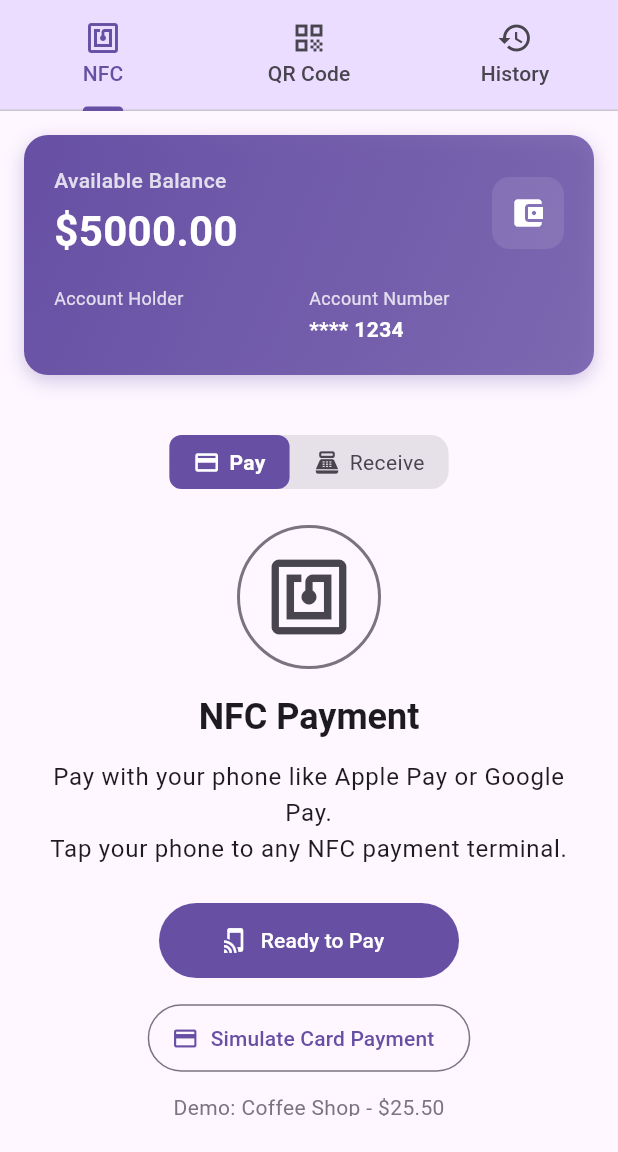
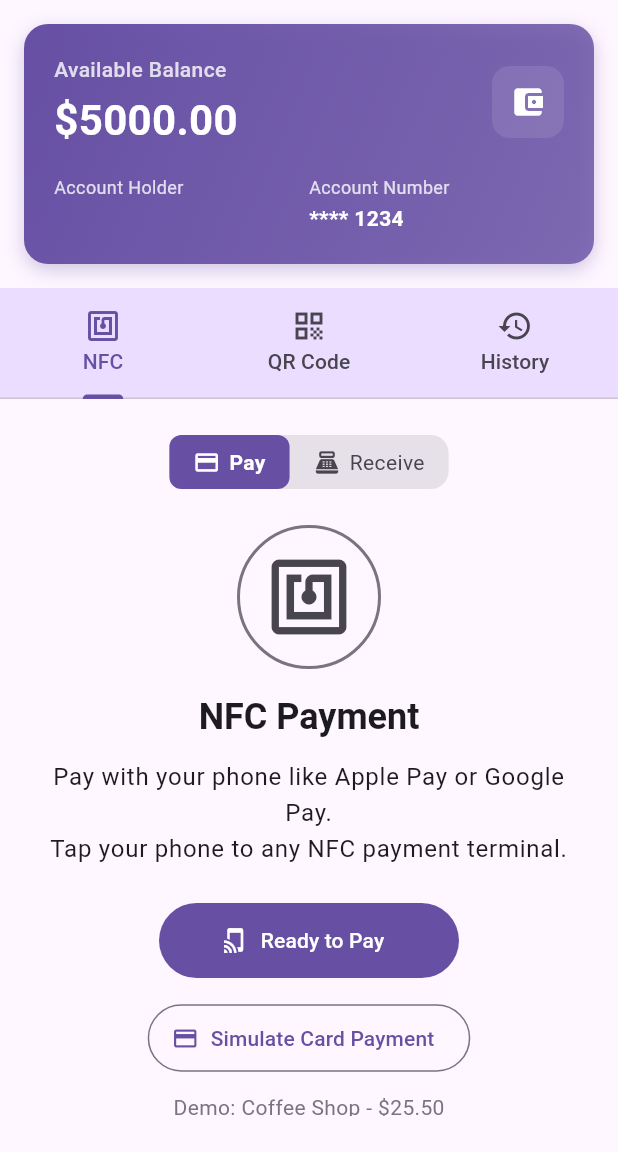
Before and after one commit to hoangpt/digital_banking_flutter, a Flutter app: the PaymentDashboard screen opened by its route, on a phone screen of 412 x 824 dp, the part 84-1236 px from its top. Run offline on Flutter 3.47's test engine with Material 3 defaults, Android fonts, the phone set to English and light mode, and no system bars; our stand-ins replace flutter_riverpod, go_router, qr_flutter; missing offline and left inert: mobile_scanner; accounts and stored records are empty.

```diff
--- a/lib/features/payments/presentation/payment_dashboard.dart
+++ b/lib/features/payments/presentation/payment_dashboard.dart
@@ -99,18 +99,10 @@ class _PaymentDashboardState extends ConsumerState<PaymentDashboard>
             tooltip: 'Sign Out',
           ),
         ],
-        bottom: TabBar(
-          controller: _tabController,
-          tabs: const [
-            Tab(icon: Icon(Icons.nfc), text: 'NFC'),
-            Tab(icon: Icon(Icons.qr_code), text: 'QR Code'),
-            Tab(icon: Icon(Icons.history), text: 'History'),
-          ],
-        ),
       ),
       body: Column(
         children: [
-          // Balance Card
+          // Balance Card - Between AppBar and Tabs
           FutureBuilder<User?>(
             future: authRepo.currentUser(),
             builder: (context, snapshot) {
@@ -119,6 +111,18 @@ class _PaymentDashboardState extends ConsumerState<PaymentDashboard>
               }
               return const SizedBox.shrink();
             },
+          ),
+          // Tab Bar
+          Container(
+            color: Theme.of(context).colorScheme.primaryContainer,
+            child: TabBar(
+              controller: _tabController,
+              tabs: const [
+                Tab(icon: Icon(Icons.nfc), text: 'NFC'),
+                Tab(icon: Icon(Icons.qr_code), text: 'QR Code'),
+                Tab(icon: Icon(Icons.history), text: 'History'),
+              ],
+            ),
           ),
           // Tab Content
           Expanded(
```
